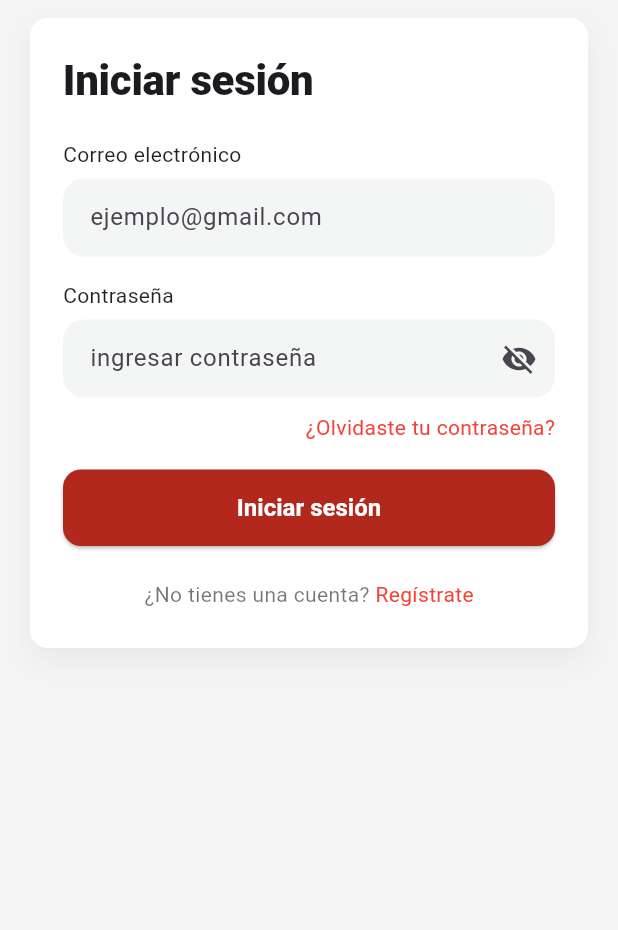
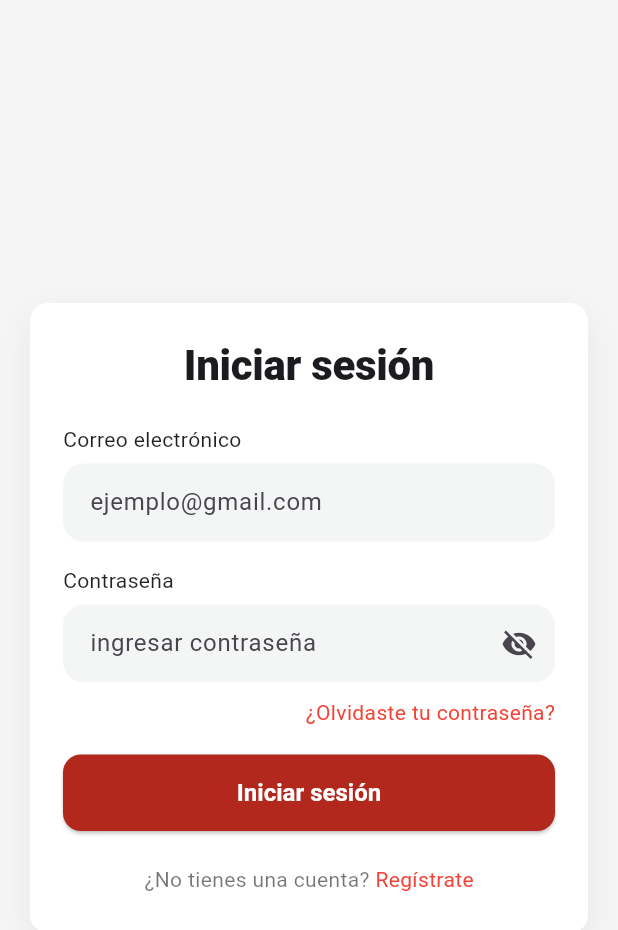
Before and after one commit to PAPITASL/BonGusto-Clientes, a Flutter app: the screen it shows after launch, after a tap on "Iniciar sesión", on a phone screen of 412 x 824 dp. Shown: the top 930 px of the screen. Run offline on Flutter 3.47's test engine with Material 3 defaults, Android fonts, the light colour scheme and no system bars.

Commit message:
Update login_screen.dart

```diff
--- a/lib/screens/login_screen.dart
+++ b/lib/screens/login_screen.dart
@@ -8,14 +8,13 @@ class LoginScreen extends StatefulWidget {
 }
 
 class _LoginScreenState extends State<LoginScreen> {
-  //Controladores y estado
   final _formKey = GlobalKey<FormState>();
   final _emailCtrl = TextEditingController();
   final _passCtrl = TextEditingController();
   bool _obscure = true;
   bool _emailValido = false;
 
-  //Cuenta demo
+  // Demo
   final String demoEmail = "juanito@gmail.com";
   final String demoPass = "Juanito1234!";
 
@@ -26,13 +25,11 @@ class _LoginScreenState extends State<LoginScreen> {
     super.dispose();
   }
 
-  //Regex de email
   bool _isValidEmail(String v) {
     final reg = RegExp(r'^[\w\.\-]+@([\w\-]+\.)+[a-zA-Z]{2,}$');
     return reg.hasMatch(v);
   }
 
-  //Login
   void _login() {
     if (_formKey.currentState!.validate()) {
       final email = _emailCtrl.text.trim();
@@ -53,13 +50,14 @@ class _LoginScreenState extends State<LoginScreen> {
     return Scaffold(
       backgroundColor: const Color(0xFFF5F5F5),
       body: SafeArea(
+        child: Center(
           child: SingleChildScrollView(
             padding: const EdgeInsets.symmetric(horizontal: 20, vertical: 12),
             child: Column(
-            crossAxisAlignment: CrossAxisAlignment.start,
+              mainAxisAlignment: MainAxisAlignment.center,
               children: [
-              // Tarjeta
                 Container(
+                  width: double.infinity,
                   decoration: BoxDecoration(
                     color: Colors.white,
                     borderRadius: BorderRadius.circular(12),
@@ -80,18 +78,20 @@ class _LoginScreenState extends State<LoginScreen> {
                         children: [
                           const Text(
                             'Iniciar sesión',
+                            textAlign: TextAlign.center,
                             style: TextStyle(
                               fontSize: 28,
                               height: 1.1,
                               letterSpacing: -0.2,
-                              fontWeight: FontWeight.w900),
+                              fontWeight: FontWeight.w900,
+                            ),
                           ),
                           const SizedBox(height: 24),
 
                           // Correo
                           const Text('Correo electrónico',
-                            style:
-                                TextStyle(fontSize: 14, color: Colors.black87)),
+                              style: TextStyle(
+                                  fontSize: 14, color: Colors.black87)),
                           const SizedBox(height: 6),
                           TextFormField(
                             controller: _emailCtrl,
@@ -101,7 +101,6 @@ class _LoginScreenState extends State<LoginScreen> {
                             }),
                             decoration: InputDecoration(
                               hintText: 'ejemplo@gmail.com',
-                            // Icono cuando el correo es válido
                               suffixIcon: _emailValido
                                   ? const Icon(Icons.check_circle_rounded,
                                       color: Color(0xFFB2281D))
@@ -121,8 +120,8 @@ class _LoginScreenState extends State<LoginScreen> {
 
                           // Contraseña
                           const Text('Contraseña',
-                            style:
-                                TextStyle(fontSize: 14, color: Colors.black87)),
+                              style: TextStyle(
+                                  fontSize: 14, color: Colors.black87)),
                           const SizedBox(height: 6),
                           TextFormField(
                             controller: _passCtrl,
@@ -160,13 +159,12 @@ class _LoginScreenState extends State<LoginScreen> {
                           ),
                           const SizedBox(height: 18),
 
-                        // Botón iniciar sesion
                           ElevatedButton(
                             onPressed: _login,
-                            child: const Text('Iniciar sesión')),
+                            child: const Text('Iniciar sesión'),
+                          ),
                           const SizedBox(height: 22),
 
-                        // Enlace Regístrate
                           Row(
                             mainAxisAlignment: MainAxisAlignment.center,
                             children: [
@@ -185,8 +183,8 @@ class _LoginScreenState extends State<LoginScreen> {
                     ),
                   ),
                 ),
-              const SizedBox(height: 16),
               ],
+            ),
           ),
         ),
       ),
```
Lines whose indentation alone changed are shown as unchanged.
